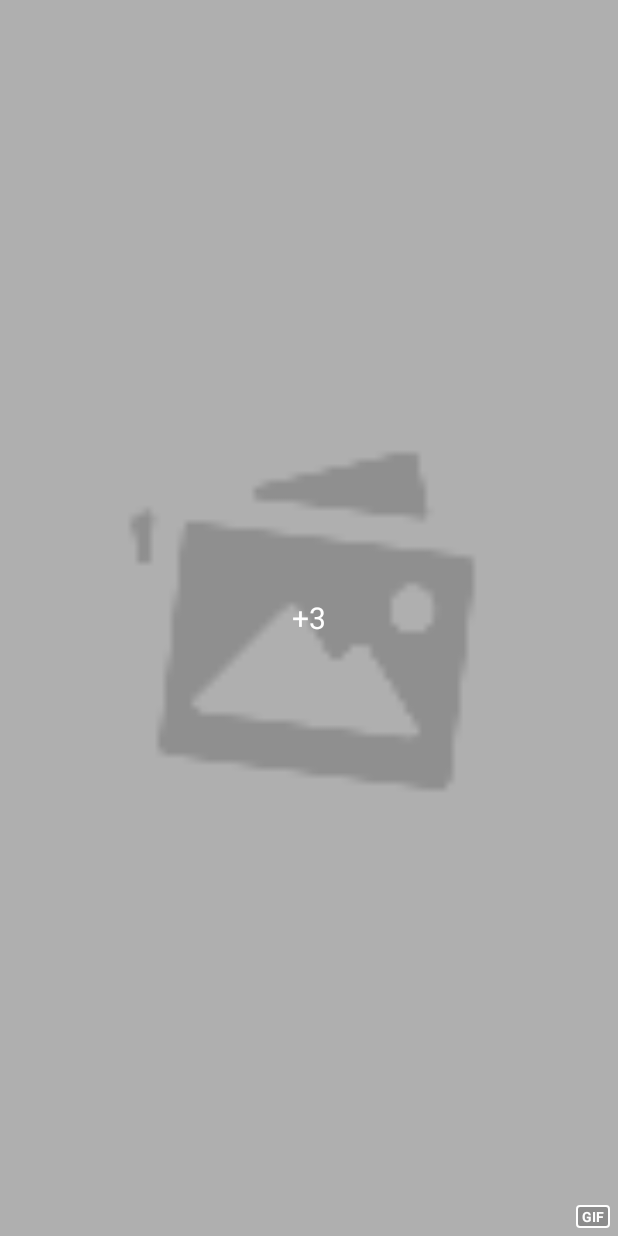
After one commit to PeonePen/multiplewr, an Android app: the layout layout_image_cell.xml on its own in the app's theme, with its tools: preview values and no code run, on a phone screen of 412 x 824 dp. The commit adds this screen. Run offline under Robolectric (Android 15) with nearby library versions, the phone set to English and light mode, and no system bars.

Commit message:
处理Gif图片

```diff
--- a/GlideImageView/src/main/java/com/sunfusheng/transformation/RadiusTransformation.java
+++ b/GlideImageView/src/main/java/com/sunfusheng/transformation/RadiusTransformation.java
@@ -10,7 +10,7 @@ import android.support.annotation.NonNull;
 
 import com.bumptech.glide.load.engine.bitmap_recycle.BitmapPool;
 import com.bumptech.glide.load.resource.bitmap.BitmapTransformation;
-import com.sunfusheng.util.DisplayUtil;
+import com.sunfusheng.util.Utils;
 
 import java.security.MessageDigest;
 
@@ -22,7 +22,7 @@ public class RadiusTransformation extends BitmapTransformation {
     private int radius;
 
     public RadiusTransformation(Context context, int radius) {
-        this.radius = DisplayUtil.dp2px(context, radius);
+        this.radius = Utils.dp2px(context, radius);
     }
 
     @Override
--- a/Sample/src/main/java/com/sunfusheng/glideimageview/sample/MainActivity.java
+++ b/Sample/src/main/java/com/sunfusheng/glideimageview/sample/MainActivity.java
@@ -8,7 +8,6 @@ import android.util.Log;
 import android.view.Menu;
 import android.view.MenuItem;
 import android.view.View;
-import android.widget.TextView;
 
 import com.bumptech.glide.load.engine.DiskCacheStrategy;
 import com.sunfusheng.FirUpdater;
@@ -37,7 +36,7 @@ public class MainActivity extends BaseActivity {
     GlideImageView image32;
     CircleProgressView progressView2;
 
-    TextView draggableView;
+    View draggableView;
 
     String url1 = "https://timgsa.baidu.com/timg?image&quality=80&size=b9999_10000&sec=1497688355699&di=ea69a930b82ce88561c635089995e124&imgtype=0&src=http%3A%2F%2Fcms-bucket.nosdn.127.net%2Ff84e566bcf654b3698363409fbd676ef20161119091503.jpg";
     String url2 = "http://img1.imgtn.bdimg.com/it/u=4027212837,1228313366&fm=23&gp=0.jpg";
--- a/Sample/src/main/java/com/sunfusheng/glideimageview/sample/image/ImagesActivity.java
+++ b/Sample/src/main/java/com/sunfusheng/glideimageview/sample/image/ImagesActivity.java
@@ -16,7 +16,7 @@ import com.sunfusheng.glideimageview.sample.R;
 import com.sunfusheng.glideimageview.sample.util.ColorUtil;
 import com.sunfusheng.glideimageview.sample.util.StatusBarUtil;
 import com.sunfusheng.glideimageview.sample.widget.MultiImageView.ImageData;
-import com.sunfusheng.util.DisplayUtil;
+import com.sunfusheng.util.Utils;
 
 import java.util.List;
 
@@ -50,8 +50,8 @@ public class ImagesActivity extends Activity implements ViewTreeObserver.OnPreDr
         viewPager = (ViewPager) findViewById(R.id.viewPager);
         tvTip = (TextView) findViewById(R.id.tv_tip);
         rootView = (RelativeLayout) findViewById(R.id.rootView);
-        screenWidth = DisplayUtil.getWindowWidth(this);
-        screenHeight = DisplayUtil.getWindowHeight(this);
+        screenWidth = Utils.getWindowWidth(this);
+        screenHeight = Utils.getWindowHeight(this);
 
         Intent intent = getIntent();
         imageAttrs = (List<ImageData>) intent.getSerializableExtra(IMAGE_ATTR);
--- a/Sample/src/main/java/com/sunfusheng/glideimageview/sample/widget/DraggableFrameLayout.java
+++ b/Sample/src/main/java/com/sunfusheng/glideimageview/sample/widget/DraggableFrameLayout.java
@@ -11,7 +11,7 @@ import android.view.MotionEvent;
 import android.view.View;
 import android.widget.FrameLayout;
 
-import com.sunfusheng.util.DisplayUtil;
+import com.sunfusheng.util.Utils;
 
 /**
  * @author by sunfusheng on 2017/6/27.
@@ -36,8 +36,8 @@ public class DraggableFrameLayout extends FrameLayout {
     }
 
     private void init() {
-        screenWidth = DisplayUtil.getWindowWidth(getContext());
-        margin = DisplayUtil.dp2px(getContext(), margin);
+        screenWidth = Utils.getWindowWidth(getContext());
+        margin = Utils.dp2px(getContext(), margin);
 
         dragHelper = ViewDragHelper.create(this, new ViewDragHelper.Callback() {
 
--- /dev/null
+++ b/Sample/src/main/res/drawable/drawable_corner_icon_bg.xml
@@ -0,0 +1,9 @@
+<?xml version="1.0" encoding="utf-8"?>
+<shape xmlns:android="http://schemas.android.com/apk/res/android">
+    <corners android:radius="2dp"/>
+    <stroke
+        android:width="1dp"
+        android:color="@color/white"/>
+    <solid
+        android:color="@color/transparent20"/>
+</shape>
--- /dev/null
+++ b/Sample/src/main/res/layout/layout_image_cell.xml
@@ -0,0 +1,53 @@
+<?xml version="1.0" encoding="utf-8"?>
+<RelativeLayout
+    xmlns:android="http://schemas.android.com/apk/res/android"
+    xmlns:tools="http://schemas.android.com/tools"
+    android:layout_width="match_parent"
+    android:layout_height="match_parent">
+
+    <ImageView
+        android:id="@+id/imageView"
+        android:layout_width="match_parent"
+        android:layout_height="match_parent"
+        tools:src="@mipmap/image_loading"/>
+
+    <View
+        android:id="@+id/cover"
+        android:layout_width="match_parent"
+        android:layout_height="match_parent"
+        android:background="@color/transparent30"
+        android:visibility="gone"
+        tools:visibility="visible"/>
+
+    <TextView
+        android:id="@+id/corner_text"
+        android:layout_width="wrap_content"
+        android:layout_height="wrap_content"
+        android:layout_alignParentBottom="true"
+        android:layout_alignParentRight="true"
+        android:layout_marginBottom="5dp"
+        android:layout_marginRight="5dp"
+        android:background="@drawable/drawable_corner_icon_bg"
+        android:gravity="center"
+        android:paddingBottom="1dp"
+        android:paddingLeft="4dp"
+        android:paddingRight="4dp"
+        android:paddingTop="1dp"
+        android:text="GIF"
+        android:textColor="@color/white"
+        android:textSize="9sp"
+        android:textStyle="bold"
+        android:visibility="gone"
+        tools:visibility="visible"/>
+
+    <TextView
+        android:id="@+id/center_text"
+        android:layout_width="wrap_content"
+        android:layout_height="wrap_content"
+        android:layout_centerInParent="true"
+        android:text="+3"
+        android:textColor="@color/white"
+        android:textSize="20sp"
+        android:visibility="gone"
+        tools:visibility="visible"/>
+</RelativeLayout>
```
Also changed, not shown: GlideImageView/src/main/java/com/sunfusheng/progress/CircleProgressView.java (+13 -13 lines), GlideImageView/src/main/java/com/sunfusheng/util/Utils.java (renamed from GlideImageView/src/main/java/com/sunfusheng/util/DisplayUtil.java, +19 -1 lines), Sample/src/main/java/com/sunfusheng/glideimageview/sample/MultiImageViewActivity.java (+8 -3 lines), Sample/src/main/java/com/sunfusheng/glideimageview/sample/model/ModelUtil.java (+23 -8 lines), Sample/src/main/java/com/sunfusheng/glideimageview/sample/widget/MultiImageView/ImageCell.java (+69 -24 lines), Sample/src/main/java/com/sunfusheng/glideimageview/sample/widget/MultiImageView/ImageData.java (+5 -10 lines), Sample/src/main/java/com/sunfusheng/glideimageview/sample/widget/MultiImageView/MultiImageView.java (+14 -5 lines), Sample/src/main/res/layout/activity_main.xml (+5 -9 lines), Sample/src/main/res/mipmap-xhdpi/ic_multi_imageview.png (added), Sample/src/main/res/mipmap-xxhdpi/ic_multi_imageview.png (added).
